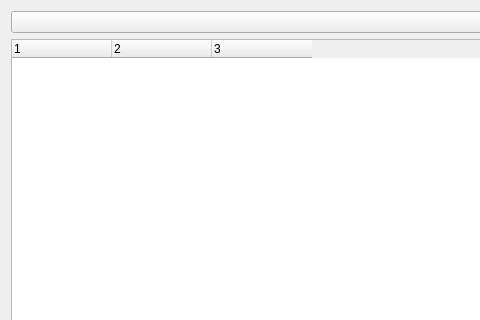
Before: the Qt Designer form src/gui/form_field.ui in pcdangio/ros-noise_analysis, drawn with Qt 5; both pictures show x 0 to 480 and y 0 to 320 of the 640 by 480 pixel window.
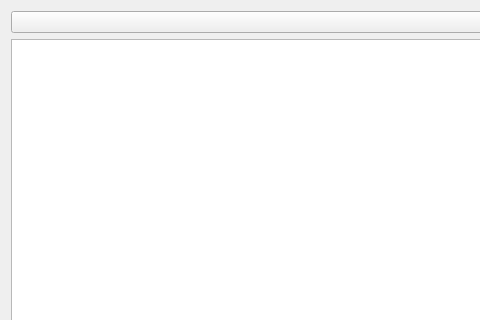
After: the same form once the commit is applied. Icons and pictures are not drawn.

Commit message: partial implementation of tree model

```diff
--- a/src/gui/form_field.ui
+++ b/src/gui/form_field.ui
@@ -24,35 +24,7 @@
     <widget class="QComboBox" name="combobox_topic"/>
    </item>
    <item>
-    <widget class="QTreeWidget" name="tree_message">
-     <property name="editTriggers">
-      <set>QAbstractItemView::NoEditTriggers</set>
-     </property>
-     <property name="expandsOnDoubleClick">
-      <bool>false</bool>
-     </property>
-     <property name="columnCount">
-      <number>3</number>
-     </property>
-     <attribute name="headerStretchLastSection">
-      <bool>false</bool>
-     </attribute>
-     <column>
-      <property name="text">
-       <string notr="true">1</string>
-      </property>
-     </column>
-     <column>
-      <property name="text">
-       <string notr="true">2</string>
-      </property>
-     </column>
-     <column>
-      <property name="text">
-       <string notr="true">3</string>
-      </property>
-     </column>
-    </widget>
+    <widget class="QTreeView" name="tree_message"/>
    </item>
    <item>
     <layout class="QHBoxLayout" name="horizontalLayout">
```
The commit also changes 7 other files.
